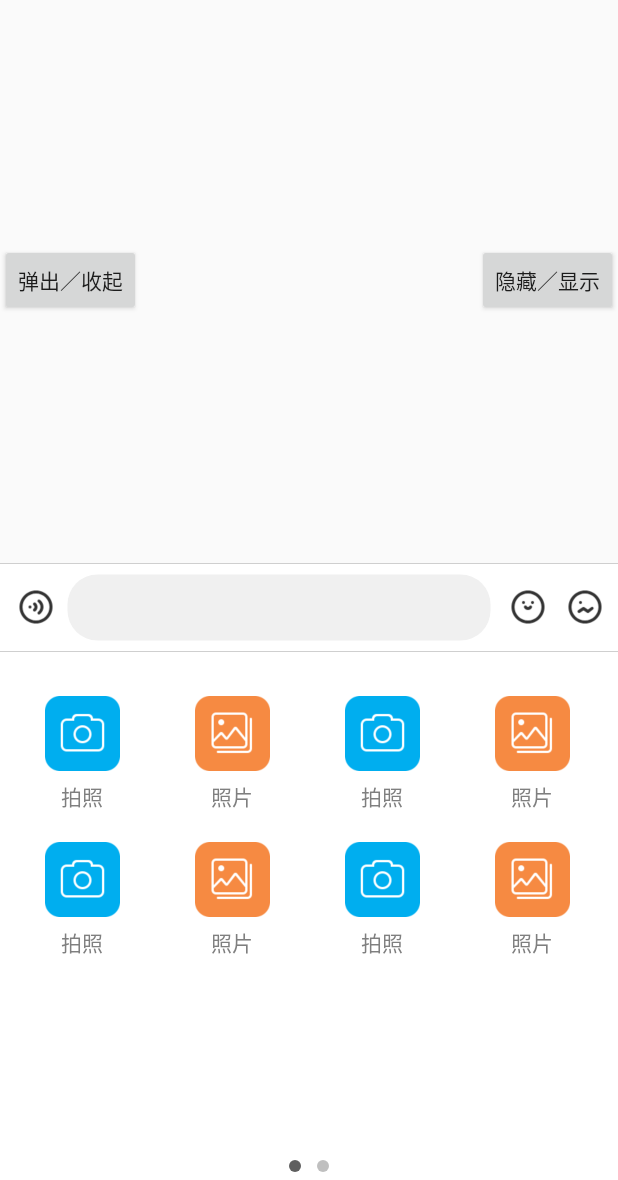
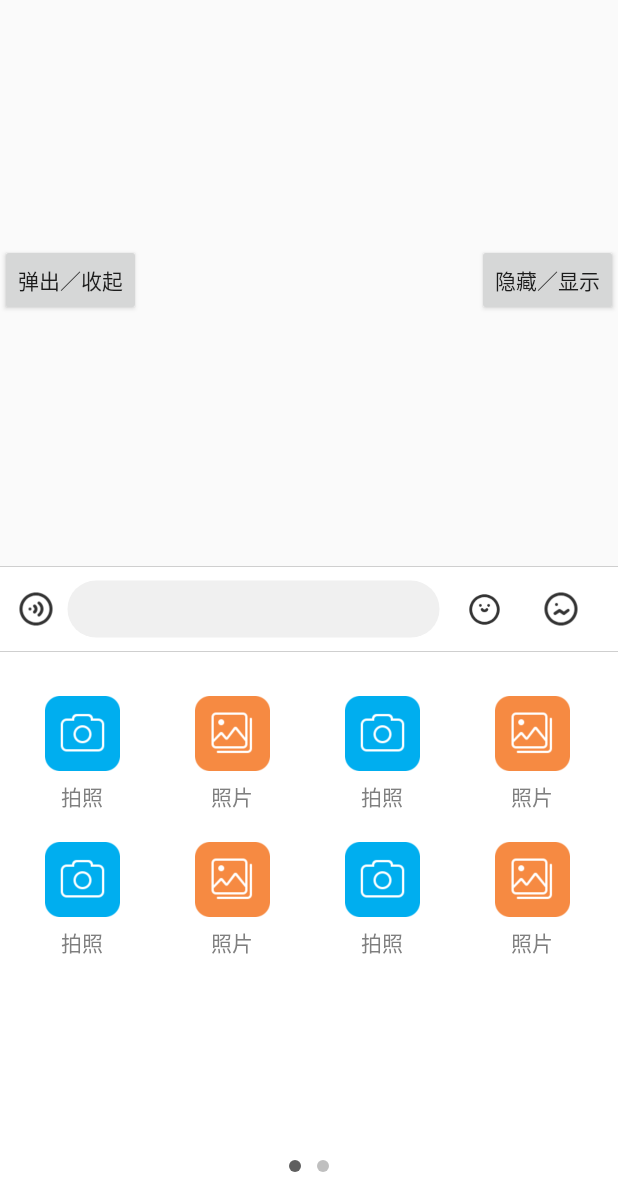
Before and after one commit to sinothk/ChatUI, an Android app: the screen it shows after launch (MainActivity), after a tap on an icon or button, on a phone screen of 412 x 824 dp, the part 56-1236 px from its top. Run offline under Robolectric (Android 15) with nearby library versions, the phone set to English and light mode, and no system bars; 1 other tap on this screen came first.

Commit message:
初始化！

```diff
--- a/ChatUI/src/main/res/drawable/send_button_bg.xml
+++ b/ChatUI/src/main/res/drawable/send_button_bg.xml
@@ -3,19 +3,19 @@
     <item android:state_pressed="true">
         <shape android:shape="rectangle">
             <solid android:color="#57a318"/>
-            <corners android:radius="2dp"/>
+            <corners android:radius="12dp"/>
         </shape>
     </item>
     <item android:state_enabled="true">
         <shape android:shape="rectangle">
             <solid android:color="#45C01A"/>
-            <corners android:radius="2dp"/>
+            <corners android:radius="12dp"/>
         </shape>
     </item>
     <item>
         <shape android:shape="rectangle">
             <solid android:color="#7745C01A"/>
-            <corners android:radius="2dp"/>
+            <corners android:radius="12dp"/>
         </shape>
     </item>
 </selector>
--- a/ChatUI/src/main/res/layout/keyboard_bar_layout.xml
+++ b/ChatUI/src/main/res/layout/keyboard_bar_layout.xml
@@ -1,8 +1,8 @@
 <?xml version="1.0" encoding="utf-8"?>
 <LinearLayout xmlns:android="http://schemas.android.com/apk/res/android"
+    xmlns:tools="http://schemas.android.com/tools"
     android:layout_width="match_parent"
     android:layout_height="wrap_content"
-    xmlns:tools="http://schemas.android.com/tools"
     android:layout_alignParentBottom="true"
     android:background="@color/keyboard_white"
     android:orientation="vertical">
@@ -30,13 +30,13 @@
 
         <RelativeLayout
             android:id="@+id/rl_multi_and_send"
-            android:layout_width="36dp"
-            android:layout_height="28dp"
+            android:layout_width="56dp"
+            android:layout_height="32dp"
             android:layout_alignParentEnd="true"
             android:layout_alignParentRight="true"
             android:layout_centerVertical="true"
-            android:layout_marginEnd="4dp"
-            android:layout_marginRight="4dp"
+            android:layout_marginEnd="10dp"
+            android:layout_marginRight="10dp"
             android:focusableInTouchMode="true">
 
             <ImageView
@@ -50,13 +50,13 @@
             <Button
                 android:id="@+id/view_keyboard_send_button"
                 android:layout_width="match_parent"
-                android:layout_height="32dp"
+                android:layout_height="wrap_content"
                 android:layout_centerInParent="true"
                 android:background="@drawable/send_button_bg"
                 android:gravity="center"
-                android:text="@string/btn_text_send"
+                android:text="发送"
                 android:textColor="@color/keyboard_white"
-                android:textSize="12sp" />
+                android:textSize="15sp" />
         </RelativeLayout>
 
         <RelativeLayout
@@ -88,37 +88,37 @@
 
                 <com.sinothk.chat.ui.keyboard.view.HadEditText
                     android:id="@+id/et_chat"
-                    tools:text="你好 。。。"
                     android:layout_width="0dp"
                     android:layout_height="wrap_content"
-                    android:layout_marginTop="6dp"
-                    android:layout_marginBottom="6dp"
+                    android:layout_marginTop="8dp"
+                    android:layout_marginEnd="16dp"
+                    android:layout_marginBottom="8dp"
                     android:layout_weight="1"
                     android:background="@drawable/im_input_bg"
                     android:focusable="true"
                     android:focusableInTouchMode="false"
                     android:lineSpacingExtra="4dp"
                     android:maxLines="4"
-                    android:minHeight="46dp"
+                    android:minHeight="40dp"
                     android:paddingStart="16dp"
                     android:paddingLeft="16dp"
                     android:paddingEnd="16dp"
                     android:paddingRight="16dp"
                     android:textColor="#888888"
                     android:textColorHint="@color/keyboard_edit_text_hint"
-                    android:textSize="16sp" />
+                    android:textSize="16sp"
+                    tools:text="你好 。。。" />
 
                 <ImageView
                     android:id="@+id/view_keyboard_face_icon"
-                    android:layout_width="24dp"
-                    android:layout_height="24dp"
+                    android:layout_width="36dp"
+                    android:layout_height="36dp"
                     android:layout_gravity="center_vertical"
-                    android:layout_marginStart="12dp"
-                    android:layout_marginLeft="12dp"
-                    android:layout_marginEnd="8dp"
-                    android:layout_marginRight="8dp"
+                    android:paddingStart="2dp"
+                    android:paddingEnd="12dp"
                     android:scaleType="centerInside"
-                    android:src="@drawable/keyboard_face_icon" />
+                    android:src="@drawable/keyboard_face_icon"
+                    android:visibility="visible" />
             </LinearLayout>
         </RelativeLayout>
     </RelativeLayout>
--- a/ChatUI/src/main/res/values/strings.xml
+++ b/ChatUI/src/main/res/values/strings.xml
@@ -1,6 +1,5 @@
 <?xml version="1.0" encoding="utf-8"?>
 <resources>
-    <string name="btn_text_send">发送</string>
     <string name="recording_start">按住 说话</string>
     <string name="recording_end">松开 结束</string>
     <string name="recording_cancel">松开手指，取消发送</string>
--- a/app/src/main/res/layout/activity_main.xml
+++ b/app/src/main/res/layout/activity_main.xml
@@ -19,7 +19,7 @@
         app:leftDefaultIcon="@drawable/voice"
         app:leftSecondIcon="@drawable/keyboard"
         app:rightIcon="@drawable/addpic"
-        app:sendButtonBackground="#3F87FF"
+        app:sendButtonBackground="@drawable/send_button_bg"
         app:sendButtonTextColor="#FFFFFF"
         app:showRightIcon="true">
 
```
Also changed, not shown: 1 other file.
